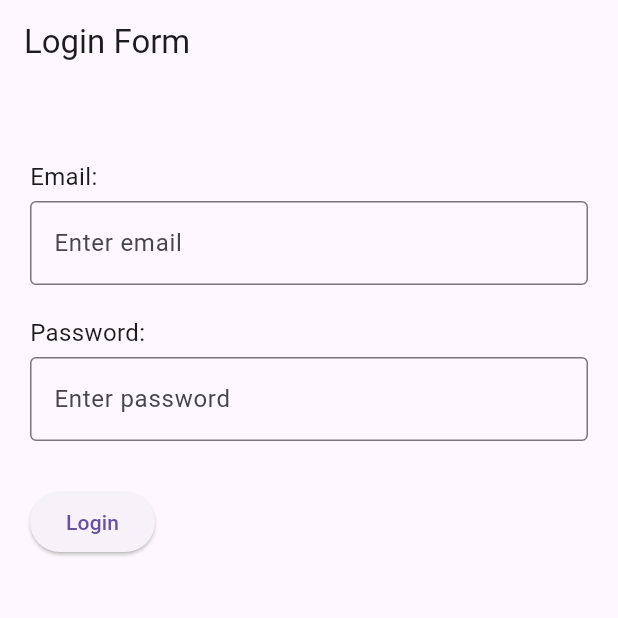
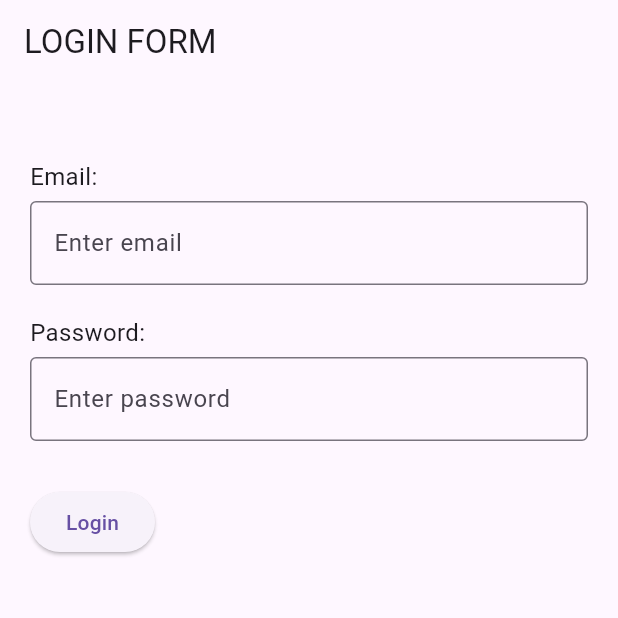
Before and after one commit to cailavillostas/RiceTrax_Admin, a Flutter app: the screen it shows after launch, on a phone screen of 412 x 824 dp, the top half of it. Run offline on Flutter 3.47's test engine with Material 3 defaults, Android fonts, the phone set to English and light mode, and no system bars.

Commit message:
day 1 sketch the layout of login- elija pearl

```diff
--- a/lib/main.dart
+++ b/lib/main.dart
@@ -21,7 +21,7 @@ class LoginPage extends StatelessWidget {
   @override
   Widget build(BuildContext context) {
     return Scaffold(
-      appBar: AppBar(title: Text('Login Form')),
+      appBar: AppBar(title: Text('LOGIN FORM')),
       body: Padding(
         padding: const EdgeInsets.only(left: 20.0, top: 50.0, right: 20.0),
         child: Column(
```
